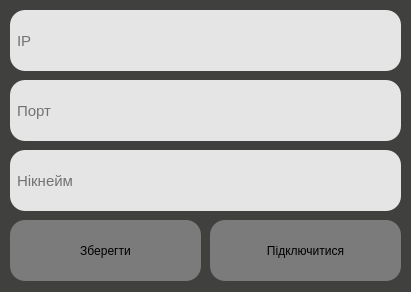
AndreyKovalskiy27/AChat, file client/design/QtDesigner/connect_to_server.ui: the form before one commit.
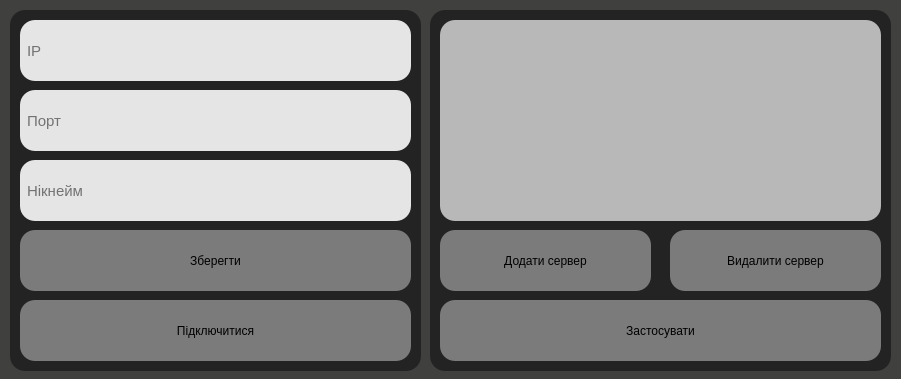
The form after the commit.

Commit message: Додати дизайн таблиці серверів та вікна додавання сервера

```diff
--- a/client/design/QtDesigner/connect_to_server.ui
+++ b/client/design/QtDesigner/connect_to_server.ui
@@ -6,8 +6,8 @@
    <rect>
     <x>0</x>
     <y>0</y>
-    <width>411</width>
-    <height>292</height>
+    <width>901</width>
+    <height>379</height>
    </rect>
   </property>
   <property name="windowTitle">
@@ -17,31 +17,28 @@
    <string notr="true">background-color: rgb(64, 65, 62);</string>
   </property>
   <widget class="QWidget" name="centralwidget">
-   <widget class="QPushButton" name="connect_to_server">
+   <widget class="QFrame" name="frame">
     <property name="geometry">
      <rect>
-      <x>210</x>
-      <y>220</y>
-      <width>191</width>
-      <height>61</height>
+      <x>10</x>
+      <y>10</y>
+      <width>411</width>
+      <height>361</height>
      </rect>
     </property>
     <property name="cursor">
      <cursorShape>PointingHandCursor</cursorShape>
     </property>
     <property name="styleSheet">
-     <string notr="true">QPushButton {
-	background-color: rgb(123, 123, 123);
-	border-radius: 15px;
-}
-QPushButton:hover {
-	background-color: rgb(108, 108, 108);
-}</string>
+     <string notr="true">background-color: rgb(35, 35, 35);
+border-radius: 15px;</string>
     </property>
-    <property name="text">
-     <string>Підключитися</string>
+    <property name="frameShape">
+     <enum>QFrame::StyledPanel</enum>
     </property>
-   </widget>
+    <property name="frameShadow">
+     <enum>QFrame::Raised</enum>
+    </property>
    <widget class="QLineEdit" name="ip">
     <property name="geometry">
      <rect>
@@ -61,23 +58,26 @@
      <string>IP</string>
     </property>
    </widget>
-   <widget class="QLineEdit" name="port">
+    <widget class="QPushButton" name="connect_to_server">
     <property name="geometry">
      <rect>
       <x>10</x>
-      <y>80</y>
+       <y>290</y>
       <width>391</width>
       <height>61</height>
      </rect>
     </property>
     <property name="styleSheet">
-     <string notr="true">background-color: rgb(229, 229, 229);
-border-radius: 15px;
-padding-left: 5px;
-font-size: 15px</string>
-    </property>
-    <property name="placeholderText">
-     <string>Порт</string>
+      <string notr="true">QPushButton {
+	background-color: rgb(123, 123, 123);
+	border-radius: 15px;
+}
+QPushButton:hover {
+	background-color: rgb(108, 108, 108);
+}</string>
+     </property>
+     <property name="text">
+      <string>Підключитися</string>
     </property>
    </widget>
    <widget class="QLineEdit" name="nikname">
@@ -99,12 +99,31 @@
      <string>Нікнейм</string>
     </property>
    </widget>
+    <widget class="QLineEdit" name="port">
+     <property name="geometry">
+      <rect>
+       <x>10</x>
+       <y>80</y>
+       <width>391</width>
+       <height>61</height>
+      </rect>
+     </property>
+     <property name="styleSheet">
+      <string notr="true">background-color: rgb(229, 229, 229);
+border-radius: 15px;
+padding-left: 5px;
+font-size: 15px</string>
+     </property>
+     <property name="placeholderText">
+      <string>Порт</string>
+     </property>
+    </widget>
    <widget class="QPushButton" name="save">
     <property name="geometry">
      <rect>
       <x>10</x>
       <y>220</y>
-      <width>191</width>
+       <width>391</width>
       <height>61</height>
      </rect>
     </property>
@@ -123,6 +142,116 @@
     <property name="text">
      <string>Зберегти</string>
     </property>
+    </widget>
+   </widget>
+   <widget class="QFrame" name="frame_2">
+    <property name="geometry">
+     <rect>
+      <x>430</x>
+      <y>10</y>
+      <width>461</width>
+      <height>361</height>
+     </rect>
+    </property>
+    <property name="styleSheet">
+     <string notr="true">background-color: rgb(35, 35, 35);
+border-radius: 15px;</string>
+    </property>
+    <property name="frameShape">
+     <enum>QFrame::StyledPanel</enum>
+    </property>
+    <property name="frameShadow">
+     <enum>QFrame::Raised</enum>
+    </property>
+    <widget class="QTableWidget" name="servers">
+     <property name="geometry">
+      <rect>
+       <x>10</x>
+       <y>10</y>
+       <width>441</width>
+       <height>201</height>
+      </rect>
+     </property>
+     <property name="styleSheet">
+      <string notr="true">background-color: rgb(184, 184, 184);
+border-radius: 15px;</string>
+     </property>
+    </widget>
+    <widget class="QPushButton" name="add_server">
+     <property name="geometry">
+      <rect>
+       <x>10</x>
+       <y>220</y>
+       <width>211</width>
+       <height>61</height>
+      </rect>
+     </property>
+     <property name="cursor">
+      <cursorShape>PointingHandCursor</cursorShape>
+     </property>
+     <property name="styleSheet">
+      <string notr="true">QPushButton {
+	background-color: rgb(123, 123, 123);
+	border-radius: 15px;
+}
+QPushButton:hover {
+	background-color: rgb(108, 108, 108);
+}</string>
+     </property>
+     <property name="text">
+      <string>Додати сервер</string>
+     </property>
+    </widget>
+    <widget class="QPushButton" name="delete_server">
+     <property name="geometry">
+      <rect>
+       <x>240</x>
+       <y>220</y>
+       <width>211</width>
+       <height>61</height>
+      </rect>
+     </property>
+     <property name="cursor">
+      <cursorShape>PointingHandCursor</cursorShape>
+     </property>
+     <property name="styleSheet">
+      <string notr="true">QPushButton {
+	background-color: rgb(123, 123, 123);
+	border-radius: 15px;
+}
+QPushButton:hover {
+	background-color: rgb(108, 108, 108);
+}</string>
+     </property>
+     <property name="text">
+      <string>Видалити сервер</string>
+     </property>
+    </widget>
+    <widget class="QPushButton" name="apply_server">
+     <property name="geometry">
+      <rect>
+       <x>10</x>
+       <y>290</y>
+       <width>441</width>
+       <height>61</height>
+      </rect>
+     </property>
+     <property name="cursor">
+      <cursorShape>PointingHandCursor</cursorShape>
+     </property>
+     <property name="styleSheet">
+      <string notr="true">QPushButton {
+	background-color: rgb(123, 123, 123);
+	border-radius: 15px;
+}
+QPushButton:hover {
+	background-color: rgb(108, 108, 108);
+}</string>
+     </property>
+     <property name="text">
+      <string>Застосувати</string>
+     </property>
+    </widget>
    </widget>
   </widget>
  </widget>
```
Left out of the diff: 6 changed lines with no effect on the pictures. Lines whose indentation alone changed are shown as unchanged. The commit also changes 7 other files.
